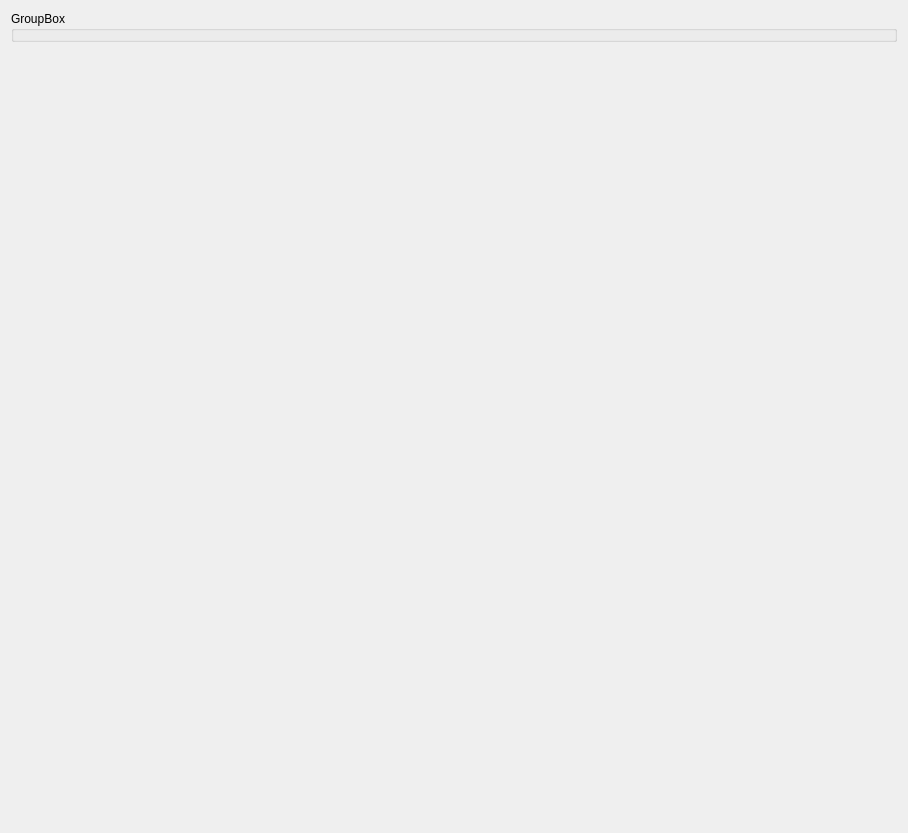
Old version of the form res/designer/argonviewerwidget.ui in the repository hsorby/mapclientplugins.argonviewerstep.
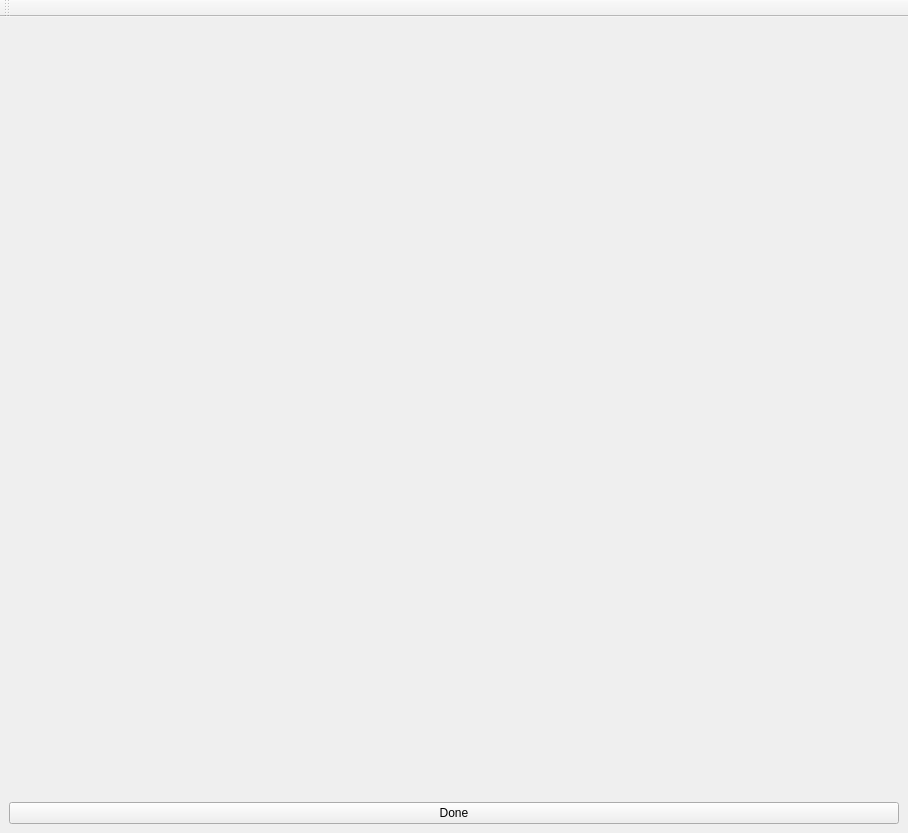
New version of the form.

Commit message: Change Argonviwerwidget inherit MainWindow

The edit to the form file:
```diff
--- a/res/designer/argonviewerwidget.ui
+++ b/res/designer/argonviewerwidget.ui
@@ -1,7 +1,7 @@
 <?xml version="1.0" encoding="UTF-8"?>
 <ui version="4.0">
  <class>ArgonViewerWidget</class>
- <widget class="QWidget" name="ArgonViewerWidget">
+ <widget class="QMainWindow" name="ArgonViewerWidget">
   <property name="geometry">
    <rect>
     <x>0</x>
@@ -10,57 +10,22 @@
     <height>833</height>
    </rect>
   </property>
+  <widget class="QToolBar" name="toolBar"/>
+    <widget class="QWidget" name="centralwidget">
   <layout class="QVBoxLayout" name="verticalLayout">
-      <item>
-    <widget class="QGroupBox" name="groupBox">
-     <property name="title">
-      <string>GroupBox</string>
-     </property>
-     <widget class="QPushButton" name="pushButtonAddSceneEditor">
-      <property name="geometry">
-       <rect>
-        <x>-20</x>
-        <y>40</y>
-        <width>91</width>
-        <height>23</height>
-       </rect>
-      </property>
-      <property name="text">
-       <string>Add Scene Editor</string>
-      </property>
-     </widget>
-     <widget class="QPushButton" name="pushButtonAddSceneviewerEditor">
-      <property name="geometry">
-       <rect>
-        <x>-30</x>
-        <y>80</y>
-        <width>118</width>
-        <height>23</height>
-       </rect>
-      </property>
-      <property name="text">
-       <string>Add Scene View Editor</string>
-      </property>
-     </widget>
+  
+   <item>
+    <widget class="QStackedWidget" name="viewStackedWidget"/>
+   </item>
+   <item>
      <widget class="QPushButton" name="pushButtonDone">
-      <property name="geometry">
-       <rect>
-        <x>0</x>
-        <y>160</y>
-        <width>75</width>
-        <height>23</height>
-       </rect>
-      </property>
       <property name="text">
        <string>Done</string>
       </property>
      </widget>
-    </widget>
-   </item>
-   <item>
-    <widget class="QStackedWidget" name="viewStackedWidget"/>
    </item>
   </layout>
+  </widget>
  </widget>
  <resources/>
  <connections/>
```
The commit also changes 2 other files.
